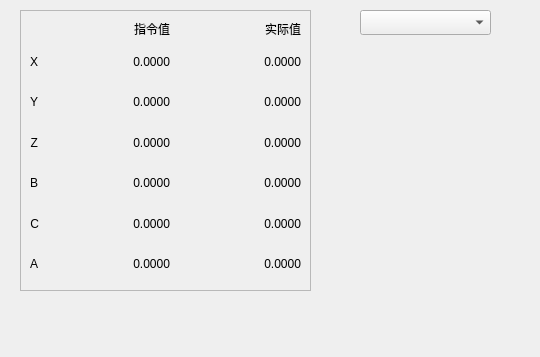
First picture: the form in App/CoordPanel/CoordPanel.ui, repository windsgo/edm_project, before the edit.
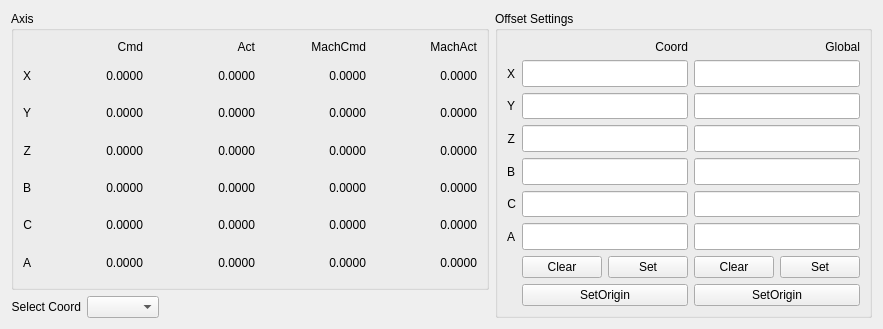
Second picture: the form after the edit.

Commit message: coord_panel qss and offset set

Patch:
```diff
--- a/App/CoordPanel/CoordPanel.ui
+++ b/App/CoordPanel/CoordPanel.ui
@@ -6,95 +6,116 @@
    <rect>
     <x>0</x>
     <y>0</y>
-    <width>540</width>
-    <height>357</height>
+    <width>883</width>
+    <height>329</height>
    </rect>
   </property>
   <property name="windowTitle">
    <string>Form</string>
   </property>
-  <widget class="QComboBox" name="comboBox_select_coord_index">
-   <property name="geometry">
-    <rect>
-     <x>360</x>
-     <y>10</y>
-     <width>131</width>
-     <height>25</height>
-    </rect>
-   </property>
-  </widget>
-  <widget class="QFrame" name="frame_display">
-   <property name="geometry">
-    <rect>
-     <x>20</x>
-     <y>10</y>
-     <width>291</width>
-     <height>281</height>
-    </rect>
-   </property>
-   <property name="frameShape">
-    <enum>QFrame::StyledPanel</enum>
-   </property>
-   <property name="frameShadow">
-    <enum>QFrame::Raised</enum>
-   </property>
    <layout class="QGridLayout" name="gridLayout">
-    <item row="5" column="1">
-     <widget class="QLabel" name="lb_c_cmd_axis">
+   <item row="0" column="0">
+    <widget class="QGroupBox" name="groupBox_display">
+     <property name="sizePolicy">
+      <sizepolicy hsizetype="MinimumExpanding" vsizetype="MinimumExpanding">
+       <horstretch>0</horstretch>
+       <verstretch>0</verstretch>
+      </sizepolicy>
+     </property>
+     <property name="title">
+      <string>Axis</string>
+     </property>
+     <layout class="QGridLayout" name="gridLayout_3">
+      <item row="0" column="1">
+       <widget class="QLabel" name="lb_cmd">
+        <property name="sizePolicy">
+         <sizepolicy hsizetype="Preferred" vsizetype="Maximum">
+          <horstretch>0</horstretch>
+          <verstretch>0</verstretch>
+         </sizepolicy>
+        </property>
       <property name="text">
-       <string>0.0000</string>
+         <string>Cmd</string>
       </property>
       <property name="alignment">
        <set>Qt::AlignRight|Qt::AlignTrailing|Qt::AlignVCenter</set>
       </property>
      </widget>
     </item>
-    <item row="4" column="0">
-     <widget class="QLabel" name="lb_b">
+      <item row="0" column="2">
+       <widget class="QLabel" name="lb_act">
       <property name="sizePolicy">
-       <sizepolicy hsizetype="Maximum" vsizetype="Preferred">
+         <sizepolicy hsizetype="Preferred" vsizetype="Maximum">
         <horstretch>0</horstretch>
         <verstretch>0</verstretch>
        </sizepolicy>
       </property>
       <property name="text">
-       <string>B</string>
+         <string>Act</string>
       </property>
       <property name="alignment">
        <set>Qt::AlignRight|Qt::AlignTrailing|Qt::AlignVCenter</set>
       </property>
      </widget>
     </item>
-    <item row="6" column="2">
-     <widget class="QLabel" name="lb_a_act_axis">
+      <item row="0" column="3">
+       <widget class="QLabel" name="lb_machcmd">
+        <property name="sizePolicy">
+         <sizepolicy hsizetype="Preferred" vsizetype="Maximum">
+          <horstretch>0</horstretch>
+          <verstretch>0</verstretch>
+         </sizepolicy>
+        </property>
       <property name="text">
-       <string>0.0000</string>
+         <string>MachCmd</string>
       </property>
       <property name="alignment">
        <set>Qt::AlignRight|Qt::AlignTrailing|Qt::AlignVCenter</set>
       </property>
      </widget>
     </item>
-    <item row="3" column="2">
-     <widget class="QLabel" name="lb_z_act_axis">
+      <item row="0" column="4">
+       <widget class="QLabel" name="lb_machact">
+        <property name="sizePolicy">
+         <sizepolicy hsizetype="Preferred" vsizetype="Maximum">
+          <horstretch>0</horstretch>
+          <verstretch>0</verstretch>
+         </sizepolicy>
+        </property>
       <property name="text">
-       <string>0.0000</string>
+         <string>MachAct</string>
       </property>
       <property name="alignment">
        <set>Qt::AlignRight|Qt::AlignTrailing|Qt::AlignVCenter</set>
       </property>
      </widget>
     </item>
-    <item row="3" column="0">
-     <widget class="QLabel" name="lb_z">
+      <item row="1" column="0">
+       <widget class="QLabel" name="lb_x">
       <property name="sizePolicy">
-       <sizepolicy hsizetype="Maximum" vsizetype="Preferred">
+         <sizepolicy hsizetype="Fixed" vsizetype="Preferred">
         <horstretch>0</horstretch>
         <verstretch>0</verstretch>
        </sizepolicy>
       </property>
       <property name="text">
-       <string>Z</string>
+         <string>X</string>
+        </property>
+        <property name="alignment">
+         <set>Qt::AlignRight|Qt::AlignTrailing|Qt::AlignVCenter</set>
+        </property>
+       </widget>
+      </item>
+      <item row="1" column="1">
+       <widget class="QLabel" name="lb_x_cmd_axis">
+        <property name="sizePolicy">
+         <sizepolicy hsizetype="Preferred" vsizetype="Preferred">
+          <horstretch>0</horstretch>
+          <verstretch>0</verstretch>
+         </sizepolicy>
+        </property>
+        <property name="text">
+         <string>0.0000</string>
       </property>
       <property name="alignment">
        <set>Qt::AlignRight|Qt::AlignTrailing|Qt::AlignVCenter</set>
@@ -103,6 +124,12 @@
     </item>
     <item row="1" column="2">
      <widget class="QLabel" name="lb_x_act_axis">
+        <property name="sizePolicy">
+         <sizepolicy hsizetype="Preferred" vsizetype="Preferred">
+          <horstretch>0</horstretch>
+          <verstretch>0</verstretch>
+         </sizepolicy>
+        </property>
       <property name="text">
        <string>0.0000</string>
       </property>
@@ -111,8 +138,62 @@
       </property>
      </widget>
     </item>
+      <item row="1" column="3">
+       <widget class="QLabel" name="lb_x_mach_cmd_axis">
+        <property name="sizePolicy">
+         <sizepolicy hsizetype="Preferred" vsizetype="Preferred">
+          <horstretch>0</horstretch>
+          <verstretch>0</verstretch>
+         </sizepolicy>
+        </property>
+        <property name="text">
+         <string>0.0000</string>
+        </property>
+        <property name="alignment">
+         <set>Qt::AlignRight|Qt::AlignTrailing|Qt::AlignVCenter</set>
+        </property>
+       </widget>
+      </item>
+      <item row="1" column="4">
+       <widget class="QLabel" name="lb_x_mach_act_axis">
+        <property name="sizePolicy">
+         <sizepolicy hsizetype="Preferred" vsizetype="Preferred">
+          <horstretch>0</horstretch>
+          <verstretch>0</verstretch>
+         </sizepolicy>
+        </property>
+        <property name="text">
+         <string>0.0000</string>
+        </property>
+        <property name="alignment">
+         <set>Qt::AlignRight|Qt::AlignTrailing|Qt::AlignVCenter</set>
+        </property>
+       </widget>
+      </item>
+      <item row="2" column="0">
+       <widget class="QLabel" name="lb_y">
+        <property name="sizePolicy">
+         <sizepolicy hsizetype="Fixed" vsizetype="Preferred">
+          <horstretch>0</horstretch>
+          <verstretch>0</verstretch>
+         </sizepolicy>
+        </property>
+        <property name="text">
+         <string>Y</string>
+        </property>
+        <property name="alignment">
+         <set>Qt::AlignRight|Qt::AlignTrailing|Qt::AlignVCenter</set>
+        </property>
+       </widget>
+      </item>
     <item row="2" column="1">
      <widget class="QLabel" name="lb_y_cmd_axis">
+        <property name="sizePolicy">
+         <sizepolicy hsizetype="Preferred" vsizetype="Preferred">
+          <horstretch>0</horstretch>
+          <verstretch>0</verstretch>
+         </sizepolicy>
+        </property>
       <property name="text">
        <string>0.0000</string>
       </property>
@@ -123,6 +204,12 @@
     </item>
     <item row="2" column="2">
      <widget class="QLabel" name="lb_y_act_axis">
+        <property name="sizePolicy">
+         <sizepolicy hsizetype="Preferred" vsizetype="Preferred">
+          <horstretch>0</horstretch>
+          <verstretch>0</verstretch>
+         </sizepolicy>
+        </property>
       <property name="text">
        <string>0.0000</string>
       </property>
@@ -131,41 +218,31 @@
       </property>
      </widget>
     </item>
-    <item row="6" column="0">
-     <widget class="QLabel" name="lb_a">
+      <item row="2" column="3">
+       <widget class="QLabel" name="lb_y_mach_cmd_axis">
       <property name="sizePolicy">
-       <sizepolicy hsizetype="Maximum" vsizetype="Preferred">
+         <sizepolicy hsizetype="Preferred" vsizetype="Preferred">
         <horstretch>0</horstretch>
         <verstretch>0</verstretch>
        </sizepolicy>
       </property>
       <property name="text">
-       <string>A</string>
+         <string>0.0000</string>
       </property>
       <property name="alignment">
        <set>Qt::AlignRight|Qt::AlignTrailing|Qt::AlignVCenter</set>
       </property>
      </widget>
     </item>
-    <item row="2" column="0">
-     <widget class="QLabel" name="lb_y">
+      <item row="2" column="4">
+       <widget class="QLabel" name="lb_y_mach_act_axis">
       <property name="sizePolicy">
-       <sizepolicy hsizetype="Maximum" vsizetype="Preferred">
+         <sizepolicy hsizetype="Preferred" vsizetype="Preferred">
         <horstretch>0</horstretch>
         <verstretch>0</verstretch>
        </sizepolicy>
       </property>
       <property name="text">
-       <string>Y</string>
-      </property>
-      <property name="alignment">
-       <set>Qt::AlignRight|Qt::AlignTrailing|Qt::AlignVCenter</set>
-      </property>
-     </widget>
-    </item>
-    <item row="6" column="1">
-     <widget class="QLabel" name="lb_a_cmd_axis">
-      <property name="text">
        <string>0.0000</string>
       </property>
       <property name="alignment">
@@ -173,36 +250,16 @@
       </property>
      </widget>
     </item>
-    <item row="5" column="2">
-     <widget class="QLabel" name="lb_c_act_axis">
-      <property name="text">
-       <string>0.0000</string>
-      </property>
-      <property name="alignment">
-       <set>Qt::AlignRight|Qt::AlignTrailing|Qt::AlignVCenter</set>
-      </property>
-     </widget>
-    </item>
-    <item row="1" column="0">
-     <widget class="QLabel" name="lb_x">
+      <item row="3" column="0">
+       <widget class="QLabel" name="lb_z">
       <property name="sizePolicy">
-       <sizepolicy hsizetype="Maximum" vsizetype="Preferred">
+         <sizepolicy hsizetype="Fixed" vsizetype="Preferred">
         <horstretch>0</horstretch>
         <verstretch>0</verstretch>
        </sizepolicy>
       </property>
       <property name="text">
-       <string>X</string>
-      </property>
-      <property name="alignment">
-       <set>Qt::AlignRight|Qt::AlignTrailing|Qt::AlignVCenter</set>
-      </property>
-     </widget>
-    </item>
-    <item row="4" column="1">
-     <widget class="QLabel" name="lb_b_cmd_axis">
-      <property name="text">
-       <string>0.0000</string>
+         <string>Z</string>
       </property>
       <property name="alignment">
        <set>Qt::AlignRight|Qt::AlignTrailing|Qt::AlignVCenter</set>
@@ -211,6 +268,12 @@
     </item>
     <item row="3" column="1">
      <widget class="QLabel" name="lb_z_cmd_axis">
+        <property name="sizePolicy">
+         <sizepolicy hsizetype="Preferred" vsizetype="Preferred">
+          <horstretch>0</horstretch>
+          <verstretch>0</verstretch>
+         </sizepolicy>
+        </property>
       <property name="text">
        <string>0.0000</string>
       </property>
@@ -219,40 +282,78 @@
       </property>
      </widget>
     </item>
-    <item row="0" column="1">
-     <widget class="QLabel" name="lb_x_2">
+      <item row="3" column="2">
+       <widget class="QLabel" name="lb_z_act_axis">
       <property name="sizePolicy">
-       <sizepolicy hsizetype="Preferred" vsizetype="Maximum">
+         <sizepolicy hsizetype="Preferred" vsizetype="Preferred">
         <horstretch>0</horstretch>
         <verstretch>0</verstretch>
        </sizepolicy>
       </property>
       <property name="text">
-       <string>指令值</string>
+         <string>0.0000</string>
       </property>
       <property name="alignment">
        <set>Qt::AlignRight|Qt::AlignTrailing|Qt::AlignVCenter</set>
       </property>
      </widget>
     </item>
-    <item row="0" column="2">
-     <widget class="QLabel" name="lb_x_3">
+      <item row="3" column="3">
+       <widget class="QLabel" name="lb_z_mach_cmd_axis">
       <property name="sizePolicy">
-       <sizepolicy hsizetype="Preferred" vsizetype="Maximum">
+         <sizepolicy hsizetype="Preferred" vsizetype="Preferred">
         <horstretch>0</horstretch>
         <verstretch>0</verstretch>
        </sizepolicy>
       </property>
       <property name="text">
-       <string>实际值</string>
+         <string>0.0000</string>
       </property>
       <property name="alignment">
        <set>Qt::AlignRight|Qt::AlignTrailing|Qt::AlignVCenter</set>
       </property>
      </widget>
     </item>
-    <item row="1" column="1">
-     <widget class="QLabel" name="lb_x_cmd_axis">
+      <item row="3" column="4">
+       <widget class="QLabel" name="lb_z_mach_act_axis">
+        <property name="sizePolicy">
+         <sizepolicy hsizetype="Preferred" vsizetype="Preferred">
+          <horstretch>0</horstretch>
+          <verstretch>0</verstretch>
+         </sizepolicy>
+        </property>
+        <property name="text">
+         <string>0.0000</string>
+        </property>
+        <property name="alignment">
+         <set>Qt::AlignRight|Qt::AlignTrailing|Qt::AlignVCenter</set>
+        </property>
+       </widget>
+      </item>
+      <item row="4" column="0">
+       <widget class="QLabel" name="lb_b">
+        <property name="sizePolicy">
+         <sizepolicy hsizetype="Fixed" vsizetype="Preferred">
+          <horstretch>0</horstretch>
+          <verstretch>0</verstretch>
+         </sizepolicy>
+        </property>
+        <property name="text">
+         <string>B</string>
+        </property>
+        <property name="alignment">
+         <set>Qt::AlignRight|Qt::AlignTrailing|Qt::AlignVCenter</set>
+        </property>
+       </widget>
+      </item>
+      <item row="4" column="1">
+       <widget class="QLabel" name="lb_b_cmd_axis">
+        <property name="sizePolicy">
+         <sizepolicy hsizetype="Preferred" vsizetype="Preferred">
+          <horstretch>0</horstretch>
+          <verstretch>0</verstretch>
+         </sizepolicy>
+        </property>
       <property name="text">
        <string>0.0000</string>
       </property>
@@ -263,6 +364,44 @@
     </item>
     <item row="4" column="2">
      <widget class="QLabel" name="lb_b_act_axis">
+        <property name="sizePolicy">
+         <sizepolicy hsizetype="Preferred" vsizetype="Preferred">
+          <horstretch>0</horstretch>
+          <verstretch>0</verstretch>
+         </sizepolicy>
+        </property>
+        <property name="text">
+         <string>0.0000</string>
+        </property>
+        <property name="alignment">
+         <set>Qt::AlignRight|Qt::AlignTrailing|Qt::AlignVCenter</set>
+        </property>
+       </widget>
+      </item>
+      <item row="4" column="3">
+       <widget class="QLabel" name="lb_b_mach_cmd_axis">
+        <property name="sizePolicy">
+         <sizepolicy hsizetype="Preferred" vsizetype="Preferred">
+          <horstretch>0</horstretch>
+          <verstretch>0</verstretch>
+         </sizepolicy>
+        </property>
+        <property name="text">
+         <string>0.0000</string>
+        </property>
+        <property name="alignment">
+         <set>Qt::AlignRight|Qt::AlignTrailing|Qt::AlignVCenter</set>
+        </property>
+       </widget>
+      </item>
+      <item row="4" column="4">
+       <widget class="QLabel" name="lb_b_mach_act_axis">
+        <property name="sizePolicy">
+         <sizepolicy hsizetype="Preferred" vsizetype="Preferred">
+          <horstretch>0</horstretch>
+          <verstretch>0</verstretch>
+         </sizepolicy>
+        </property>
       <property name="text">
        <string>0.0000</string>
       </property>
@@ -274,11 +413,199 @@
     <item row="5" column="0">
      <widget class="QLabel" name="lb_c">
       <property name="sizePolicy">
+         <sizepolicy hsizetype="Fixed" vsizetype="Preferred">
+          <horstretch>0</horstretch>
+          <verstretch>0</verstretch>
+         </sizepolicy>
+        </property>
+        <property name="text">
+         <string>C</string>
+        </property>
+        <property name="alignment">
+         <set>Qt::AlignRight|Qt::AlignTrailing|Qt::AlignVCenter</set>
+        </property>
+       </widget>
+      </item>
+      <item row="5" column="1">
+       <widget class="QLabel" name="lb_c_cmd_axis">
+        <property name="sizePolicy">
+         <sizepolicy hsizetype="Preferred" vsizetype="Preferred">
+          <horstretch>0</horstretch>
+          <verstretch>0</verstretch>
+         </sizepolicy>
+        </property>
+        <property name="text">
+         <string>0.0000</string>
+        </property>
+        <property name="alignment">
+         <set>Qt::AlignRight|Qt::AlignTrailing|Qt::AlignVCenter</set>
+        </property>
+       </widget>
+      </item>
+      <item row="5" column="2">
+       <widget class="QLabel" name="lb_c_act_axis">
+        <property name="sizePolicy">
+         <sizepolicy hsizetype="Preferred" vsizetype="Preferred">
+          <horstretch>0</horstretch>
+          <verstretch>0</verstretch>
+         </sizepolicy>
+        </property>
+        <property name="text">
+         <string>0.0000</string>
+        </property>
+        <property name="alignment">
+         <set>Qt::AlignRight|Qt::AlignTrailing|Qt::AlignVCenter</set>
+        </property>
+       </widget>
+      </item>
+      <item row="5" column="3">
+       <widget class="QLabel" name="lb_c_mach_cmd_axis">
+        <property name="sizePolicy">
+         <sizepolicy hsizetype="Preferred" vsizetype="Preferred">
+          <horstretch>0</horstretch>
+          <verstretch>0</verstretch>
+         </sizepolicy>
+        </property>
+        <property name="text">
+         <string>0.0000</string>
+        </property>
+        <property name="alignment">
+         <set>Qt::AlignRight|Qt::AlignTrailing|Qt::AlignVCenter</set>
+        </property>
+       </widget>
+      </item>
+      <item row="5" column="4">
+       <widget class="QLabel" name="lb_c_mach_act_axis">
+        <property name="sizePolicy">
+         <sizepolicy hsizetype="Preferred" vsizetype="Preferred">
+          <horstretch>0</horstretch>
+          <verstretch>0</verstretch>
+         </sizepolicy>
+        </property>
+        <property name="text">
+         <string>0.0000</string>
+        </property>
+        <property name="alignment">
+         <set>Qt::AlignRight|Qt::AlignTrailing|Qt::AlignVCenter</set>
+        </property>
+       </widget>
+      </item>
+      <item row="6" column="0">
+       <widget class="QLabel" name="lb_a">
+        <property name="sizePolicy">
+         <sizepolicy hsizetype="Fixed" vsizetype="Preferred">
+          <horstretch>0</horstretch>
+          <verstretch>0</verstretch>
+         </sizepolicy>
+        </property>
+        <property name="text">
+         <string>A</string>
+        </property>
+        <property name="alignment">
+         <set>Qt::AlignRight|Qt::AlignTrailing|Qt::AlignVCenter</set>
+        </property>
+       </widget>
+      </item>
+      <item row="6" column="1">
+       <widget class="QLabel" name="lb_a_cmd_axis">
+        <property name="sizePolicy">
+         <sizepolicy hsizetype="Preferred" vsizetype="Preferred">
+          <horstretch>0</horstretch>
+          <verstretch>0</verstretch>
+         </sizepolicy>
+        </property>
+        <property name="text">
+         <string>0.0000</string>
+        </property>
+        <property name="alignment">
+         <set>Qt::AlignRight|Qt::AlignTrailing|Qt::AlignVCenter</set>
+        </property>
+       </widget>
+      </item>
+      <item row="6" column="2">
+       <widget class="QLabel" name="lb_a_act_axis">
+        <property name="sizePolicy">
+         <sizepolicy hsizetype="Preferred" vsizetype="Preferred">
+          <horstretch>0</horstretch>
+          <verstretch>0</verstretch>
+         </sizepolicy>
+        </property>
+        <property name="text">
+         <string>0.0000</string>
+        </property>
+        <property name="alignment">
+         <set>Qt::AlignRight|Qt::AlignTrailing|Qt::AlignVCenter</set>
+        </property>
+       </widget>
+      </item>
+      <item row="6" column="3">
+       <widget class="QLabel" name="lb_a_mach_cmd_axis">
+        <property name="sizePolicy">
+         <sizepolicy hsizetype="Preferred" vsizetype="Preferred">
+          <horstretch>0</horstretch>
+          <verstretch>0</verstretch>
+         </sizepolicy>
+        </property>
+        <property name="text">
+         <string>0.0000</string>
+        </property>
+        <property name="alignment">
+         <set>Qt::AlignRight|Qt::AlignTrailing|Qt::AlignVCenter</set>
+        </property>
+       </widget>
+      </item>
+      <item row="6" column="4">
+       <widget class="QLabel" name="lb_a_mach_act_axis">
+        <property name="sizePolicy">
+         <sizepolicy hsizetype="Preferred" vsizetype="Preferred">
+          <horstretch>0</horstretch>
+          <verstretch>0</verstretch>
+         </sizepolicy>
+        </property>
+        <property name="text">
+         <string>0.0000</string>
+        </property>
+        <property name="alignment">
+         <set>Qt::AlignRight|Qt::AlignTrailing|Qt::AlignVCenter</set>
+        </property>
+       </widget>
+      </item>
+     </layout>
+    </widget>
+   </item>
+   <item row="0" column="1" rowspan="2">
+    <widget class="QGroupBox" name="groupBox_offset">
+     <property name="sizePolicy">
        <sizepolicy hsizetype="Maximum" vsizetype="Preferred">
         <horstretch>0</horstretch>
         <verstretch>0</verstretch>
        </sizepolicy>
       </property>
+     <property name="title">
+      <string>Offset Settings</string>
+     </property>
+     <layout class="QGridLayout" name="gridLayout_2">
+      <item row="2" column="1" colspan="2">
+       <widget class="QLineEdit" name="le_coord_offset_y">
+        <property name="sizePolicy">
+         <sizepolicy hsizetype="Preferred" vsizetype="Preferred">
+          <horstretch>0</horstretch>
+          <verstretch>0</verstretch>
+         </sizepolicy>
+        </property>
+        <property name="alignment">
+         <set>Qt::AlignRight|Qt::AlignTrailing|Qt::AlignVCenter</set>
+        </property>
+       </widget>
+      </item>
+      <item row="5" column="0">
+       <widget class="QLabel" name="lb_ofs_c">
+        <property name="sizePolicy">
+         <sizepolicy hsizetype="Fixed" vsizetype="Preferred">
+          <horstretch>0</horstretch>
+          <verstretch>0</verstretch>
+         </sizepolicy>
+        </property>
       <property name="text">
        <string>C</string>
       </property>
@@ -287,8 +614,353 @@
       </property>
      </widget>
     </item>
-   </layout>
-  </widget>
+      <item row="6" column="1" colspan="2">
+       <widget class="QLineEdit" name="le_coord_offset_a">
+        <property name="sizePolicy">
+         <sizepolicy hsizetype="Preferred" vsizetype="Preferred">
+          <horstretch>0</horstretch>
+          <verstretch>0</verstretch>
+         </sizepolicy>
+        </property>
+        <property name="alignment">
+         <set>Qt::AlignRight|Qt::AlignTrailing|Qt::AlignVCenter</set>
+        </property>
+       </widget>
+      </item>
+      <item row="7" column="2">
+       <widget class="QPushButton" name="pb_coord_offset_set">
+        <property name="text">
+         <string>Set</string>
+        </property>
+       </widget>
+      </item>
+      <item row="4" column="0">
+       <widget class="QLabel" name="lb_ofs_b">
+        <property name="sizePolicy">
+         <sizepolicy hsizetype="Fixed" vsizetype="Preferred">
+          <horstretch>0</horstretch>
+          <verstretch>0</verstretch>
+         </sizepolicy>
+        </property>
+        <property name="text">
+         <string>B</string>
+        </property>
+        <property name="alignment">
+         <set>Qt::AlignRight|Qt::AlignTrailing|Qt::AlignVCenter</set>
+        </property>
+       </widget>
+      </item>
+      <item row="1" column="3" colspan="2">
+       <widget class="QLineEdit" name="le_global_offset_x">
+        <property name="sizePolicy">
+         <sizepolicy hsizetype="Preferred" vsizetype="Preferred">
+          <horstretch>0</horstretch>
+          <verstretch>0</verstretch>
+         </sizepolicy>
+        </property>
+        <property name="alignment">
+         <set>Qt::AlignRight|Qt::AlignTrailing|Qt::AlignVCenter</set>
+        </property>
+       </widget>
+      </item>
+      <item row="3" column="3" colspan="2">
+       <widget class="QLineEdit" name="le_global_offset_z">
+        <property name="sizePolicy">
+         <sizepolicy hsizetype="Preferred" vsizetype="Preferred">
+          <horstretch>0</horstretch>
+          <verstretch>0</verstretch>
+         </sizepolicy>
+        </property>
+        <property name="alignment">
+         <set>Qt::AlignRight|Qt::AlignTrailing|Qt::AlignVCenter</set>
+        </property>
+       </widget>
+      </item>
+      <item row="5" column="3" colspan="2">
+       <widget class="QLineEdit" name="le_global_offset_c">
+        <property name="sizePolicy">
+         <sizepolicy hsizetype="Preferred" vsizetype="Preferred">
+          <horstretch>0</horstretch>
+          <verstretch>0</verstretch>
+         </sizepolicy>
+        </property>
+        <property name="alignment">
+         <set>Qt::AlignRight|Qt::AlignTrailing|Qt::AlignVCenter</set>
+        </property>
+       </widget>
+      </item>
+      <item row="0" column="3" colspan="2">
+       <widget class="QLabel" name="lb_global">
+        <property name="sizePolicy">
+         <sizepolicy hsizetype="Preferred" vsizetype="Maximum">
+          <horstretch>0</horstretch>
+          <verstretch>0</verstretch>
+         </sizepolicy>
+        </property>
+        <property name="text">
+         <string>Global</string>
+        </property>
+        <property name="alignment">
+         <set>Qt::AlignRight|Qt::AlignTrailing|Qt::AlignVCenter</set>
+        </property>
+       </widget>
+      </item>
+      <item row="6" column="0">
+       <widget class="QLabel" name="lb_ofs_a">
+        <property name="sizePolicy">
+         <sizepolicy hsizetype="Fixed" vsizetype="Preferred">
+          <horstretch>0</horstretch>
+          <verstretch>0</verstretch>
+         </sizepolicy>
+        </property>
+        <property name="text">
+         <string>A</string>
+        </property>
+        <property name="alignment">
+         <set>Qt::AlignRight|Qt::AlignTrailing|Qt::AlignVCenter</set>
+        </property>
+       </widget>
+      </item>
+      <item row="1" column="1" colspan="2">
+       <widget class="QLineEdit" name="le_coord_offset_x">
+        <property name="sizePolicy">
+         <sizepolicy hsizetype="Preferred" vsizetype="Preferred">
+          <horstretch>0</horstretch>
+          <verstretch>0</verstretch>
+         </sizepolicy>
+        </property>
+        <property name="alignment">
+         <set>Qt::AlignRight|Qt::AlignTrailing|Qt::AlignVCenter</set>
+        </property>
+       </widget>
+      </item>
+      <item row="7" column="1">
+       <widget class="QPushButton" name="pb_coord_offset_clear">
+        <property name="text">
+         <string>Clear</string>
+        </property>
+       </widget>
+      </item>
+      <item row="1" column="0">
+       <widget class="QLabel" name="lb_ofs_x">
+        <property name="sizePolicy">
+         <sizepolicy hsizetype="Fixed" vsizetype="Preferred">
+          <horstretch>0</horstretch>
+          <verstretch>0</verstretch>
+         </sizepolicy>
+        </property>
+        <property name="text">
+         <string>X</string>
+        </property>
+        <property name="alignment">
+         <set>Qt::AlignRight|Qt::AlignTrailing|Qt::AlignVCenter</set>
+        </property>
+       </widget>
+      </item>
+      <item row="6" column="3" colspan="2">
+       <widget class="QLineEdit" name="le_global_offset_a">
+        <property name="sizePolicy">
+         <sizepolicy hsizetype="Preferred" vsizetype="Preferred">
+          <horstretch>0</horstretch>
+          <verstretch>0</verstretch>
+         </sizepolicy>
+        </property>
+        <property name="alignment">
+         <set>Qt::AlignRight|Qt::AlignTrailing|Qt::AlignVCenter</set>
+        </property>
+       </widget>
+      </item>
+      <item row="0" column="1" colspan="2">
+       <widget class="QLabel" name="lb_coord">
+        <property name="sizePolicy">
+         <sizepolicy hsizetype="Preferred" vsizetype="Maximum">
+          <horstretch>0</horstretch>
+          <verstretch>0</verstretch>
+         </sizepolicy>
+        </property>
+        <property name="text">
+         <string>Coord</string>
+        </property>
+        <property name="alignment">
+         <set>Qt::AlignRight|Qt::AlignTrailing|Qt::AlignVCenter</set>
+        </property>
+       </widget>
+      </item>
+      <item row="2" column="0">
+       <widget class="QLabel" name="lb_ofs_y">
+        <property name="sizePolicy">
+         <sizepolicy hsizetype="Fixed" vsizetype="Preferred">
+          <horstretch>0</horstretch>
+          <verstretch>0</verstretch>
+         </sizepolicy>
+        </property>
+        <property name="text">
+         <string>Y</string>
+        </property>
+        <property name="alignment">
+         <set>Qt::AlignRight|Qt::AlignTrailing|Qt::AlignVCenter</set>
+        </property>
+       </widget>
+      </item>
+      <item row="4" column="3" colspan="2">
+       <widget class="QLineEdit" name="le_global_offset_b">
+        <property name="sizePolicy">
+         <sizepolicy hsizetype="Preferred" vsizetype="Preferred">
+          <horstretch>0</horstretch>
+          <verstretch>0</verstretch>
+         </sizepolicy>
+        </property>
+        <property name="alignment">
+         <set>Qt::AlignRight|Qt::AlignTrailing|Qt::AlignVCenter</set>
+        </property>
+       </widget>
+      </item>
+      <item row="3" column="0">
+       <widget class="QLabel" name="lb_ofs_z">
+        <property name="sizePolicy">
+         <sizepolicy hsizetype="Fixed" vsizetype="Preferred">
+          <horstretch>0</horstretch>
+          <verstretch>0</verstretch>
+         </sizepolicy>
+        </property>
+        <property name="text">
+         <string>Z</string>
+        </property>
+        <property name="alignment">
+         <set>Qt::AlignRight|Qt::AlignTrailing|Qt::AlignVCenter</set>
+        </property>
+       </widget>
+      </item>
+      <item row="7" column="3">
+       <widget class="QPushButton" name="pb_global_offset_clear">
+        <property name="text">
+         <string>Clear</string>
+        </property>
+       </widget>
+      </item>
+      <item row="4" column="1" colspan="2">
+       <widget class="QLineEdit" name="le_coord_offset_b">
+        <property name="sizePolicy">
+         <sizepolicy hsizetype="Preferred" vsizetype="Preferred">
+          <horstretch>0</horstretch>
+          <verstretch>0</verstretch>
+         </sizepolicy>
+        </property>
+        <property name="alignment">
+         <set>Qt::AlignRight|Qt::AlignTrailing|Qt::AlignVCenter</set>
+        </property>
+       </widget>
+      </item>
+      <item row="2" column="3" colspan="2">
+       <widget class="QLineEdit" name="le_global_offset_y">
+        <property name="sizePolicy">
+         <sizepolicy hsizetype="Preferred" vsizetype="Preferred">
+          <horstretch>0</horstretch>
+          <verstretch>0</verstretch>
+         </sizepolicy>
+        </property>
+        <property name="alignment">
+         <set>Qt::AlignRight|Qt::AlignTrailing|Qt::AlignVCenter</set>
+        </property>
+       </widget>
+      </item>
+      <item row="5" column="1" colspan="2">
+       <widget class="QLineEdit" name="le_coord_offset_c">
+        <property name="sizePolicy">
+         <sizepolicy hsizetype="Preferred" vsizetype="Preferred">
+          <horstretch>0</horstretch>
+          <verstretch>0</verstretch>
+         </sizepolicy>
+        </property>
+        <property name="alignment">
+         <set>Qt::AlignRight|Qt::AlignTrailing|Qt::AlignVCenter</set>
+        </property>
+       </widget>
+      </item>
+      <item row="3" column="1" colspan="2">
+       <widget class="QLineEdit" name="le_coord_offset_z">
+        <property name="sizePolicy">
+         <sizepolicy hsizetype="Preferred" vsizetype="Preferred">
+          <horstretch>0</horstretch>
+          <verstretch>0</verstretch>
+         </sizepolicy>
+        </property>
+        <property name="alignment">
+         <set>Qt::AlignRight|Qt::AlignTrailing|Qt::AlignVCenter</set>
+        </property>
+       </widget>
+      </item>
+      <item row="7" column="4">
+       <widget class="QPushButton" name="pb_global_offset_set">
+        <property name="text">
+         <string>Set</string>
+        </property>
+       </widget>
+      </item>
+      <item row="8" column="1" colspan="2">
+       <widget class="QPushButton" name="pb_coord_offset_setorigin">
+        <property name="text">
+         <string>SetOrigin</string>
+        </property>
+       </widget>
+      </item>
+      <item row="8" column="3" colspan="2">
+       <widget class="QPushButton" name="pb_global_offset_setorigin">
+        <property name="text">
+         <string>SetOrigin</string>
+        </property>
+       </widget>
+      </item>
+     </layout>
+    </widget>
+   </item>
+   <item row="1" column="0">
+    <layout class="QHBoxLayout" name="horizontalLayout">
+     <item>
+      <widget class="QLabel" name="lb_select_coord">
+       <property name="sizePolicy">
+        <sizepolicy hsizetype="Minimum" vsizetype="Maximum">
+         <horstretch>0</horstretch>
+         <verstretch>0</verstretch>
+        </sizepolicy>
+       </property>
+       <property name="text">
+        <string>Select Coord</string>
+       </property>
+       <property name="alignment">
+        <set>Qt::AlignRight|Qt::AlignTrailing|Qt::AlignVCenter</set>
+       </property>
+      </widget>
+     </item>
+     <item>
+      <widget class="QComboBox" name="comboBox_select_coord_index">
+       <property name="sizePolicy">
+        <sizepolicy hsizetype="Minimum" vsizetype="Fixed">
+         <horstretch>0</horstretch>
+         <verstretch>0</verstretch>
+        </sizepolicy>
+       </property>
+      </widget>
+     </item>
+     <item>
+      <spacer name="horizontalSpacer">
+       <property name="orientation">
+        <enum>Qt::Horizontal</enum>
+       </property>
+       <property name="sizeType">
+        <enum>QSizePolicy::MinimumExpanding</enum>
+       </property>
+       <property name="sizeHint" stdset="0">
+        <size>
+         <width>40</width>
+         <height>20</height>
+        </size>
+       </property>
+      </spacer>
+     </item>
+    </layout>
+   </item>
+  </layout>
  </widget>
  <resources/>
  <connections/>
```
Lines whose indentation alone changed are shown as unchanged. The commit also changes 8 other files.
